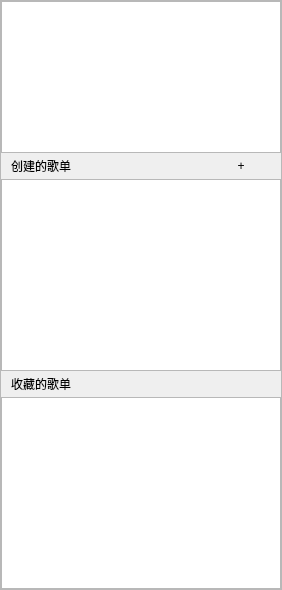
The window that gui/sidebar_ui.ui (zyzzzasdhjk/database_project) describes before a commit, drawn with Qt 5.
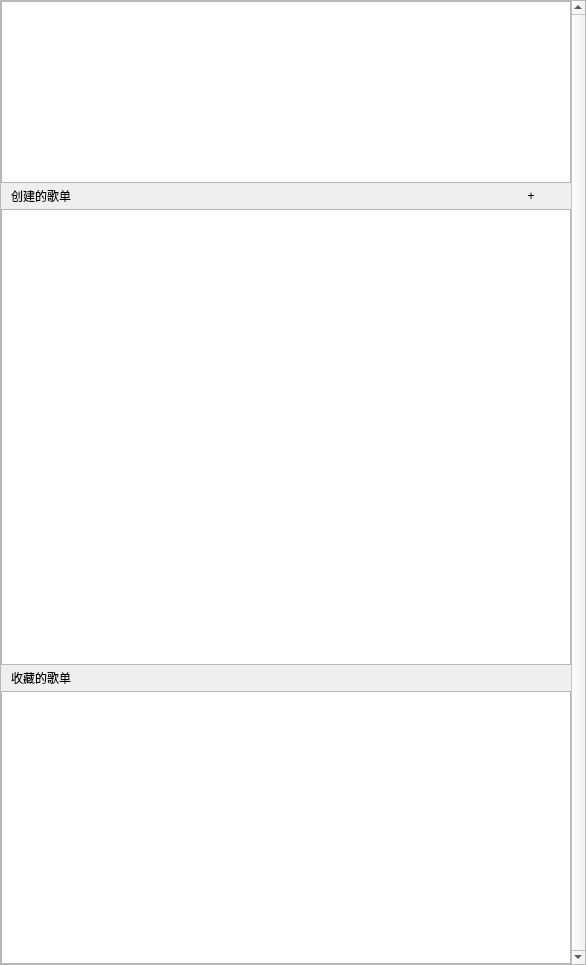
The same window after the commit.

Commit message: 11.25 重构sidebar，但是不是很理想

Diff of the .ui file:
```diff
--- a/gui/sidebar_ui.ui
+++ b/gui/sidebar_ui.ui
@@ -6,8 +6,8 @@
    <rect>
     <x>0</x>
     <y>0</y>
-    <width>282</width>
-    <height>590</height>
+    <width>586</width>
+    <height>965</height>
    </rect>
   </property>
   <property name="windowTitle">
@@ -31,6 +31,12 @@
    </property>
    <item>
     <widget class="QScrollArea" name="scrollArea">
+     <property name="verticalScrollBarPolicy">
+      <enum>Qt::ScrollBarAlwaysOn</enum>
+     </property>
+     <property name="sizeAdjustPolicy">
+      <enum>QAbstractScrollArea::AdjustToContents</enum>
+     </property>
      <property name="widgetResizable">
       <bool>true</bool>
      </property>
@@ -39,8 +45,8 @@
        <rect>
         <x>0</x>
         <y>0</y>
-        <width>280</width>
-        <height>588</height>
+        <width>563</width>
+        <height>963</height>
        </rect>
       </property>
       <layout class="QVBoxLayout" name="verticalLayout_3">
@@ -60,14 +66,24 @@
         <number>0</number>
        </property>
        <item>
-        <layout class="QVBoxLayout" name="verticalLayout_2" stretch="1,1,0,1,0">
+        <layout class="QVBoxLayout" name="verticalLayout_2" stretch="2,0,5,0,3">
          <item>
-          <widget class="QListWidget" name="NomalListWidget"/>
+          <widget class="QListWidget" name="NomalListWidget">
+           <property name="sizeAdjustPolicy">
+            <enum>QAbstractScrollArea::AdjustToContents</enum>
+           </property>
+           <property name="verticalScrollMode">
+            <enum>QAbstractItemView::ScrollPerItem</enum>
+           </property>
+          </widget>
          </item>
          <item>
           <layout class="QHBoxLayout" name="horizontalLayout">
            <item>
             <widget class="QPushButton" name="pushButton">
+             <property name="styleSheet">
+              <string notr="true">font: 10pt &quot;华文细黑&quot;;</string>
+             </property>
              <property name="text">
               <string>创建的歌单</string>
              </property>
@@ -102,12 +118,19 @@
           </layout>
          </item>
          <item>
-          <widget class="QListWidget" name="CreateSheetListWidget"/>
+          <widget class="QListWidget" name="CreateSheetListWidget">
+           <property name="sizeAdjustPolicy">
+            <enum>QAbstractScrollArea::AdjustToContents</enum>
+           </property>
+          </widget>
          </item>
          <item>
           <layout class="QHBoxLayout" name="horizontalLayout_2">
            <item>
             <widget class="QPushButton" name="pushButton_3">
+             <property name="styleSheet">
+              <string notr="true">font: 10pt &quot;华文细黑&quot;;</string>
+             </property>
              <property name="text">
               <string>收藏的歌单</string>
              </property>
@@ -132,7 +155,11 @@
           </layout>
          </item>
          <item>
-          <widget class="QListWidget" name="FavorSheetListWidget"/>
+          <widget class="QListWidget" name="FavorSheetListWidget">
+           <property name="sizeAdjustPolicy">
+            <enum>QAbstractScrollArea::AdjustToContents</enum>
+           </property>
+          </widget>
          </item>
         </layout>
        </item>
```
The commit also changes 5 other files.
